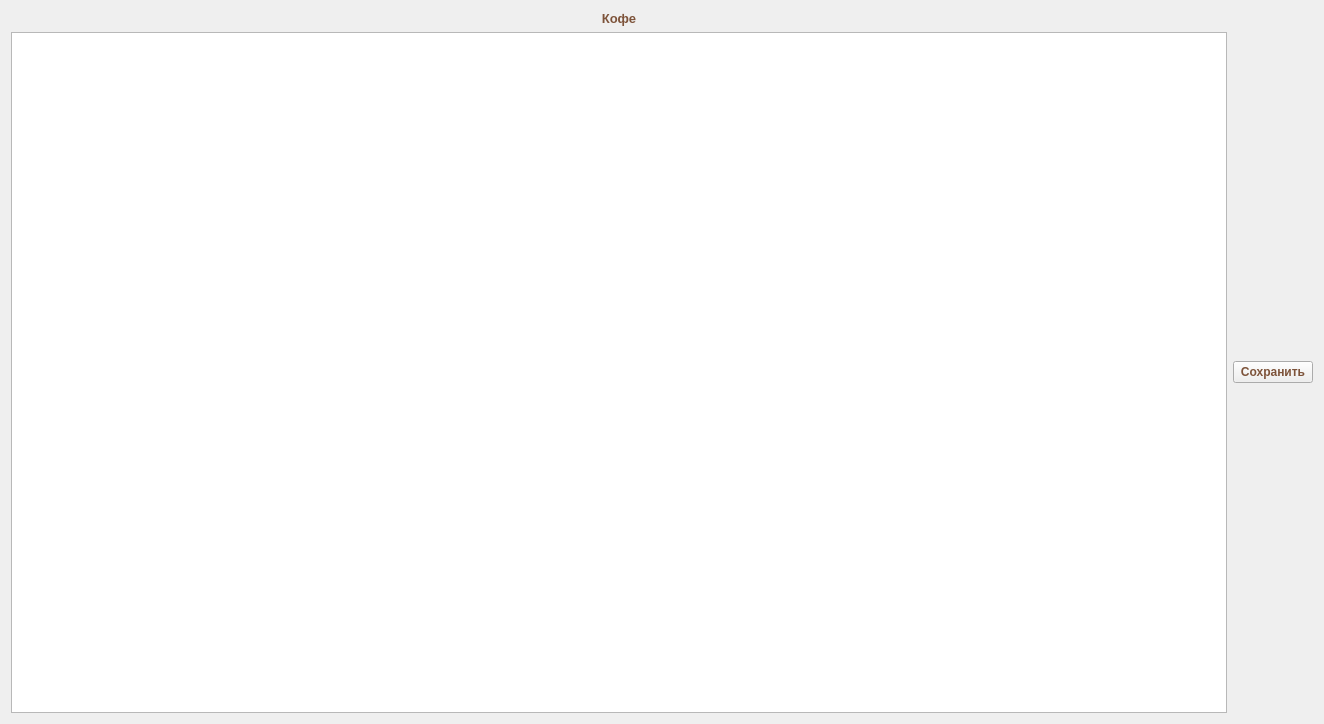
tsemkaloalena/cappuccino, file addEditCoffeeForm.ui: the form before one commit.
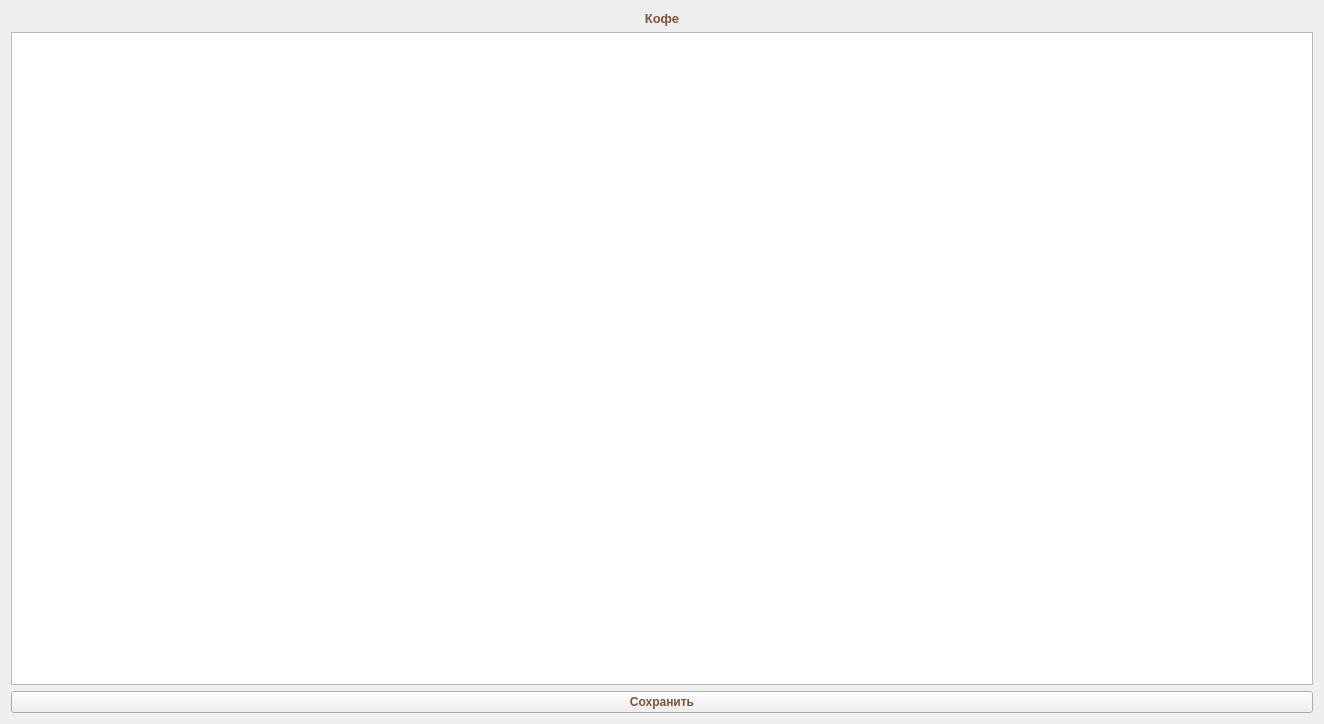
The form after the commit.

What changed in the file:
```diff
--- a/addEditCoffeeForm.ui
+++ b/addEditCoffeeForm.ui
@@ -50,8 +50,8 @@
      </property>
     </widget>
    </item>
-   <item row="1" column="1">
-    <widget class="QPushButton" name="pushButton">
+   <item row="2" column="0">
+    <widget class="QPushButton" name="save_btn">
      <property name="text">
       <string>Сохранить</string>
      </property>
```
